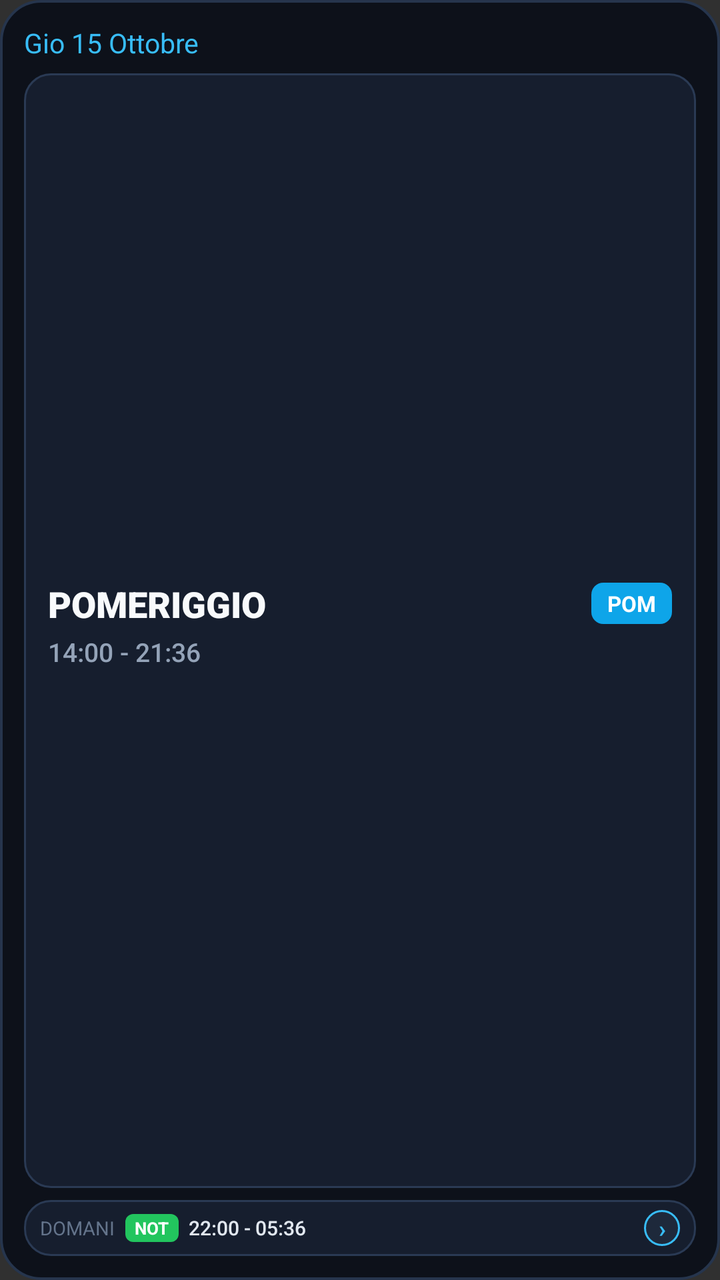
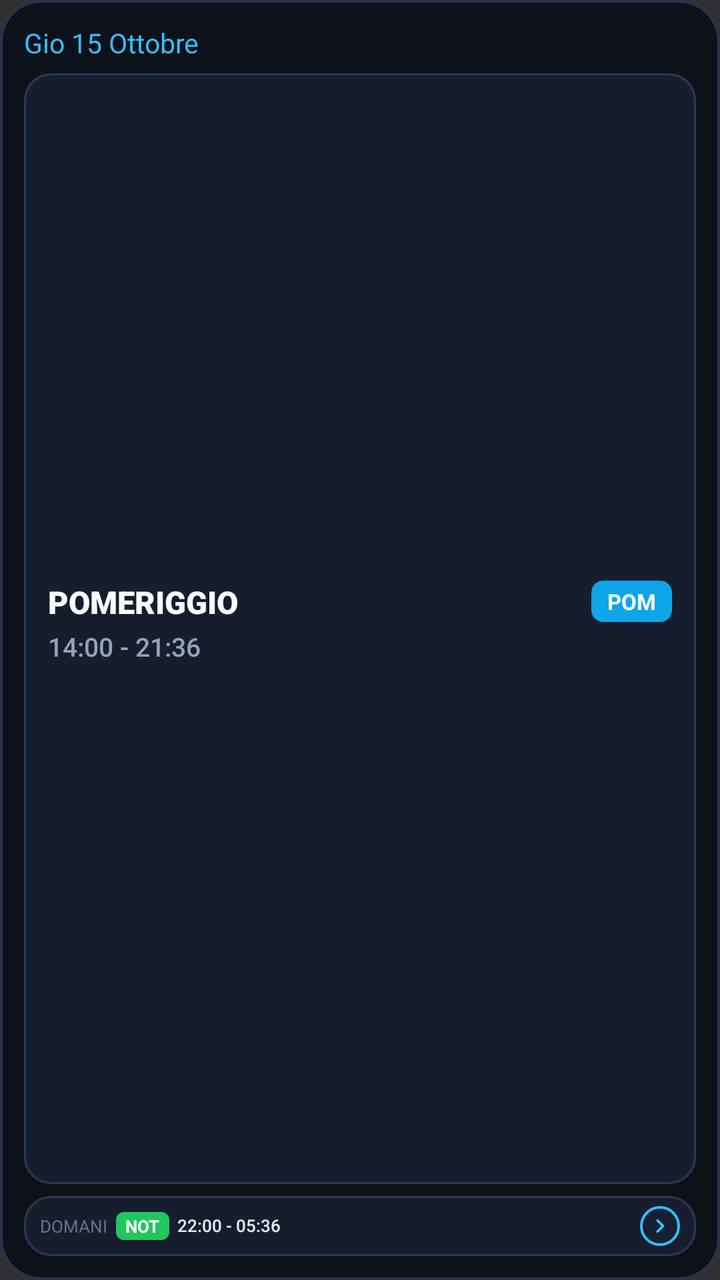

Two renders of the same Android screen: before a commit and after it. Below are the layout's source before the change and the commit's diff.
<!-- AndroidManifest.xml: application theme Theme.CalendarioTurni -->
<!-- res/layout/widget_today_tomorrow.xml -->
<?xml version="1.0" encoding="utf-8"?>
<LinearLayout xmlns:android="http://schemas.android.com/apk/res/android"
    android:id="@+id/widget_tt_root"
    android:layout_width="match_parent"
    android:layout_height="match_parent"
    android:background="@drawable/bg_widget_container"
    android:orientation="vertical"
    android:padding="12dp">

    
    <LinearLayout
        android:layout_width="match_parent"
        android:layout_height="wrap_content"
        android:gravity="center_vertical"
        android:orientation="horizontal"
        android:paddingBottom="6dp">

        <TextView
            android:id="@+id/widget_tt_header_date"
            android:layout_width="match_parent"
            android:layout_height="wrap_content"
            android:ellipsize="end"
            android:fontFamily="sans-serif-bold"
            android:maxLines="1"
            android:text="Gio 15 Ottobre"
            android:textColor="#38BDF8"
            android:textSize="13.5sp" />
    </LinearLayout>

    
    <LinearLayout
        android:id="@+id/widget_tt_today_card"
        android:layout_width="match_parent"
        android:layout_height="0dp"
        android:layout_weight="1"
        android:background="@drawable/bg_widget_card"
        android:gravity="center_vertical"
        android:orientation="vertical"
        android:paddingStart="12dp"
        android:paddingTop="8dp"
        android:paddingEnd="12dp"
        android:paddingBottom="8dp">

        <LinearLayout
            android:layout_width="match_parent"
            android:layout_height="wrap_content"
            android:gravity="center_vertical"
            android:orientation="horizontal">

            <TextView
                android:id="@+id/widget_tt_shift_name"
                android:layout_width="0dp"
                android:layout_height="wrap_content"
                android:layout_weight="1"
                android:ellipsize="end"
                android:fontFamily="sans-serif-black"
                android:maxLines="1"
                android:text="POMERIGGIO"
                android:textColor="#F8FAFC"
                android:textSize="18sp" />

            <TextView
                android:id="@+id/widget_tt_code_pill"
                android:layout_width="wrap_content"
                android:layout_height="wrap_content"
                android:background="@drawable/bg_widget_badge"
                android:paddingStart="8dp"
                android:paddingTop="3dp"
                android:paddingEnd="8dp"
                android:paddingBottom="3dp"
                android:text="POM"
                android:textColor="#FFFFFF"
                android:textSize="11sp"
                android:textStyle="bold" />
        </LinearLayout>

        <TextView
            android:id="@+id/widget_tt_shift_hours"
            android:layout_width="wrap_content"
            android:layout_height="wrap_content"
            android:layout_marginTop="3dp"
            android:fontFamily="sans-serif-medium"
            android:text="14:00 - 21:36"
            android:textColor="#94A3B8"
            android:textSize="13sp" />

        
        <LinearLayout
            android:id="@+id/widget_tt_extra_row"
            android:layout_width="match_parent"
            android:layout_height="wrap_content"
            android:layout_marginTop="6dp"
            android:gravity="center_vertical"
            android:orientation="horizontal">

            <TextView
                android:id="@+id/widget_tt_overtime_badge"
                android:layout_width="wrap_content"
                android:layout_height="wrap_content"
                android:layout_marginEnd="6dp"
                android:background="@drawable/bg_badge_amber"
                android:paddingStart="6dp"
                android:paddingTop="2dp"
                android:paddingEnd="6dp"
                android:paddingBottom="2dp"
                android:text="+2h Straord."
                android:textColor="#FFFFFF"
                android:textSize="10sp"
                android:textStyle="bold"
                android:visibility="gone" />

            <TextView
                android:id="@+id/widget_tt_oncall_badge"
                android:layout_width="wrap_content"
                android:layout_height="wrap_content"
                android:layout_marginEnd="6dp"
                android:background="@drawable/bg_badge_purple"
                android:paddingStart="6dp"
                android:paddingTop="2dp"
                android:paddingEnd="6dp"
                android:paddingBottom="2dp"
                android:text="Reperibile"
                android:textColor="#FFFFFF"
                android:textSize="10sp"
                android:textStyle="bold"
                android:visibility="gone" />

            <TextView
                android:id="@+id/widget_tt_trasferta_badge"
                android:layout_width="wrap_content"
                android:layout_height="wrap_content"
                android:background="@drawable/bg_badge_cyan"
                android:paddingStart="6dp"
                android:paddingTop="2dp"
                android:paddingEnd="6dp"
                android:paddingBottom="2dp"
                android:text="Trasferta"
                android:textColor="#FFFFFF"
                android:textSize="10sp"
                android:textStyle="bold"
                android:visibility="gone" />
        </LinearLayout>
    </LinearLayout>

    
    <LinearLayout
        android:id="@+id/widget_tt_tomorrow_card"
        android:layout_width="match_parent"
        android:layout_height="wrap_content"
        android:layout_marginTop="6dp"
        android:background="@drawable/bg_widget_card"
        android:gravity="center_vertical"
        android:orientation="horizontal"
        android:paddingStart="8dp"
        android:paddingTop="5dp"
        android:paddingEnd="8dp"
        android:paddingBottom="5dp">

        <TextView
            android:id="@+id/widget_tt_tomorrow_label"
            android:layout_width="wrap_content"
            android:layout_height="wrap_content"
            android:fontFamily="sans-serif-bold"
            android:text="DOMANI"
            android:textColor="#64748B"
            android:textSize="9.5sp" />

        <TextView
            android:id="@+id/widget_tt_tomorrow_badge"
            android:layout_width="wrap_content"
            android:layout_height="wrap_content"
            android:layout_marginStart="5dp"
            android:background="@drawable/bg_badge_green"
            android:paddingStart="4.5dp"
            android:paddingTop="1dp"
            android:paddingEnd="4.5dp"
            android:paddingBottom="1dp"
            android:text="NOT"
            android:textColor="#FFFFFF"
            android:textSize="8.5sp"
            android:textStyle="bold" />

        <TextView
            android:id="@+id/widget_tt_tomorrow_shift"
            android:layout_width="0dp"
            android:layout_height="wrap_content"
            android:layout_marginStart="5dp"
            android:layout_weight="1"
            android:ellipsize="end"
            android:fontFamily="sans-serif-medium"
            android:maxLines="1"
            android:text="22:00 - 05:36"
            android:textColor="#E2E8F0"
            android:textSize="10sp" />

        
        <TextView
            android:id="@+id/btn_tt_prev"
            android:layout_width="18dp"
            android:layout_height="18dp"
            android:layout_marginStart="4dp"
            android:layout_marginEnd="2dp"
            android:background="@drawable/bg_widget_nav_btn"
            android:gravity="center"
            android:text="‹"
            android:textColor="#38BDF8"
            android:textSize="12sp"
            android:textStyle="bold"
            android:visibility="gone" />

        <TextView
            android:id="@+id/btn_tt_next"
            android:layout_width="18dp"
            android:layout_height="18dp"
            android:layout_marginStart="2dp"
            android:background="@drawable/bg_widget_nav_btn"
            android:gravity="center"
            android:text="›"
            android:textColor="#38BDF8"
            android:textSize="12sp"
            android:textStyle="bold" />
    </LinearLayout>

</LinearLayout>
<!-- resources referenced by this layout -->
<resources>
  <!-- drawable bg_badge_amber (drawable) -->
  ﻿<?xml version="1.0" encoding="utf-8"?>
  <shape xmlns:android="http://schemas.android.com/apk/res/android"
      android:shape="rectangle">
      <solid android:color="#F59E0B" />
      <corners android:radius="4dp" />
  </shape>
  <!-- drawable bg_badge_cyan (drawable) -->
  ﻿<?xml version="1.0" encoding="utf-8"?>
  <shape xmlns:android="http://schemas.android.com/apk/res/android"
      android:shape="rectangle">
      <solid android:color="#06B6D4" />
      <corners android:radius="4dp" />
  </shape>
  <!-- drawable bg_badge_green (drawable) -->
  ﻿<?xml version="1.0" encoding="utf-8"?>
  <shape xmlns:android="http://schemas.android.com/apk/res/android"
      android:shape="rectangle">
      <solid android:color="#22C55E" />
      <corners android:radius="4dp" />
  </shape>
  <!-- drawable bg_badge_purple (drawable) -->
  <?xml version="1.0" encoding="utf-8"?>
  <shape xmlns:android="http://schemas.android.com/apk/res/android"
      android:shape="rectangle">
      <solid android:color="#8B5CF6" />
      <corners android:radius="4dp" />
  </shape>
  <!-- drawable bg_widget_badge (drawable) -->
  <?xml version="1.0" encoding="utf-8"?>
  <shape xmlns:android="http://schemas.android.com/apk/res/android"
      android:shape="rectangle">
      <solid android:color="#0EA5E9" />
      <corners android:radius="6dp" />
  </shape>
  <!-- drawable bg_widget_card (drawable) -->
  <?xml version="1.0" encoding="utf-8"?>
  <shape xmlns:android="http://schemas.android.com/apk/res/android"
      android:shape="rectangle">
      <solid android:color="#161E2E" />
      <corners android:radius="13dp" />
      <stroke
          android:width="1dp"
          android:color="#2A3A54" />
  </shape>
  <!-- drawable bg_widget_container (drawable) -->
  <?xml version="1.0" encoding="utf-8"?>
  <shape xmlns:android="http://schemas.android.com/apk/res/android"
      android:shape="rectangle">
      <solid android:color="#0D111A" />
      <corners android:radius="20dp" />
      <stroke
          android:width="1.2dp"
          android:color="#26354D" />
  </shape>
  <!-- drawable bg_widget_nav_btn (drawable) -->
  ﻿<?xml version="1.0" encoding="utf-8"?>
  <shape xmlns:android="http://schemas.android.com/apk/res/android"
      android:shape="oval">
      <solid android:color="#1E293B" />
      <stroke
          android:width="1dp"
          android:color="#38BDF8" />
  </shape>
  <style name="Theme.CalendarioTurni" parent="android:Theme.Material.NoActionBar">
          <item name="android:statusBarColor">#0F131C</item>
          <item name="android:navigationBarColor">#0F131C</item>
      </style>
</resources>

<!-- the commit's change to res/layout/widget_today_tomorrow.xml (unified diff, before → after) -->
@@ -57,7 +57,7 @@
                 android:maxLines="1"
                 android:text="POMERIGGIO"
                 android:textColor="#F8FAFC"
-                android:textSize="18sp" />
+                android:textSize="15.5sp" />
 
             <TextView
                 android:id="@+id/widget_tt_code_pill"
@@ -163,13 +163,13 @@
             android:fontFamily="sans-serif-bold"
             android:text="DOMANI"
             android:textColor="#64748B"
-            android:textSize="9.5sp" />
+            android:textSize="8.5sp" />
 
         <TextView
             android:id="@+id/widget_tt_tomorrow_badge"
             android:layout_width="wrap_content"
             android:layout_height="wrap_content"
-            android:layout_marginStart="5dp"
+            android:layout_marginStart="4dp"
             android:background="@drawable/bg_badge_green"
             android:paddingStart="4.5dp"
             android:paddingTop="1dp"
@@ -184,41 +184,38 @@
             android:id="@+id/widget_tt_tomorrow_shift"
             android:layout_width="0dp"
             android:layout_height="wrap_content"
-            android:layout_marginStart="5dp"
+            android:layout_marginStart="4dp"
             android:layout_weight="1"
             android:ellipsize="end"
             android:fontFamily="sans-serif-medium"
+            android:includeFontPadding="false"
             android:maxLines="1"
             android:text="22:00 - 05:36"
             android:textColor="#E2E8F0"
-            android:textSize="10sp" />
+            android:textSize="8.5sp" />
 
         
-        <TextView
+        <ImageView
             android:id="@+id/btn_tt_prev"
-            android:layout_width="18dp"
-            android:layout_height="18dp"
+            android:layout_width="20dp"
+            android:layout_height="20dp"
             android:layout_marginStart="4dp"
-            android:layout_marginEnd="2dp"
+            android:layout_marginEnd="3dp"
             android:background="@drawable/bg_widget_nav_btn"
-            android:gravity="center"
-            android:text="‹"
-            android:textColor="#38BDF8"
-            android:textSize="12sp"
-            android:textStyle="bold"
+            android:padding="4dp"
+            android:scaleType="centerInside"
+            android:src="@drawable/ic_widget_chevron_left"
             android:visibility="gone" />
 
-        <TextView
+        <ImageView
             android:id="@+id/btn_tt_next"
-            android:layout_width="18dp"
-            android:layout_height="18dp"
-            android:layout_marginStart="2dp"
+            android:layout_width="20dp"
+            android:layout_height="20dp"
+            android:layout_marginStart="3dp"
             android:background="@drawable/bg_widget_nav_btn"
-            android:gravity="center"
-            android:text="›"
-            android:textColor="#38BDF8"
-            android:textSize="12sp"
-            android:textStyle="bold" />
+            android:padding="4dp"
+            android:scaleType="centerInside"
+            android:src="@drawable/ic_widget_chevron_right" />
     </LinearLayout>
 
 </LinearLayout>
<!-- resource entries referenced after the edit -->
@@ -56,14 +56,44 @@
           android:color="#26354D" />
   </shape>
   <!-- drawable bg_widget_nav_btn (drawable) -->
-  ﻿<?xml version="1.0" encoding="utf-8"?>
+  <?xml version="1.0" encoding="utf-8"?>
   <shape xmlns:android="http://schemas.android.com/apk/res/android"
       android:shape="oval">
-      <solid android:color="#1E293B" />
+      <solid android:color="#152033" />
       <stroke
-          android:width="1dp"
+          android:width="1.2dp"
           android:color="#38BDF8" />
   </shape>
+  <!-- drawable ic_widget_chevron_left (drawable) -->
+  <?xml version="1.0" encoding="utf-8"?>
+  <vector xmlns:android="http://schemas.android.com/apk/res/android"
+      android:width="24dp"
+      android:height="24dp"
+      android:viewportWidth="24"
+      android:viewportHeight="24">
+      <path
+          android:fillColor="#00000000"
+          android:strokeColor="#38BDF8"
+          android:strokeWidth="2.5"
+          android:strokeLineCap="round"
+          android:strokeLineJoin="round"
+          android:pathData="M14.5,6.5 L9,12 L14.5,17.5" />
+  </vector>
+  <!-- drawable ic_widget_chevron_right (drawable) -->
+  <?xml version="1.0" encoding="utf-8"?>
+  <vector xmlns:android="http://schemas.android.com/apk/res/android"
+      android:width="24dp"
+      android:height="24dp"
+      android:viewportWidth="24"
+      android:viewportHeight="24">
+      <path
+          android:fillColor="#00000000"
+          android:strokeColor="#38BDF8"
+          android:strokeWidth="2.5"
+          android:strokeLineCap="round"
+          android:strokeLineJoin="round"
+          android:pathData="M9.5,6.5 L15,12 L9.5,17.5" />
+  </vector>
   <style name="Theme.CalendarioTurni" parent="android:Theme.Material.NoActionBar">
           <item name="android:statusBarColor">#0F131C</item>
           <item name="android:navigationBarColor">#0F131C</item>
